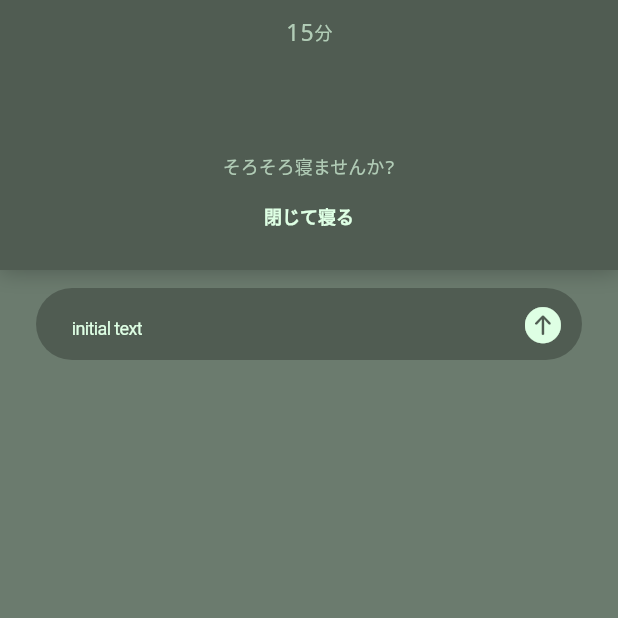
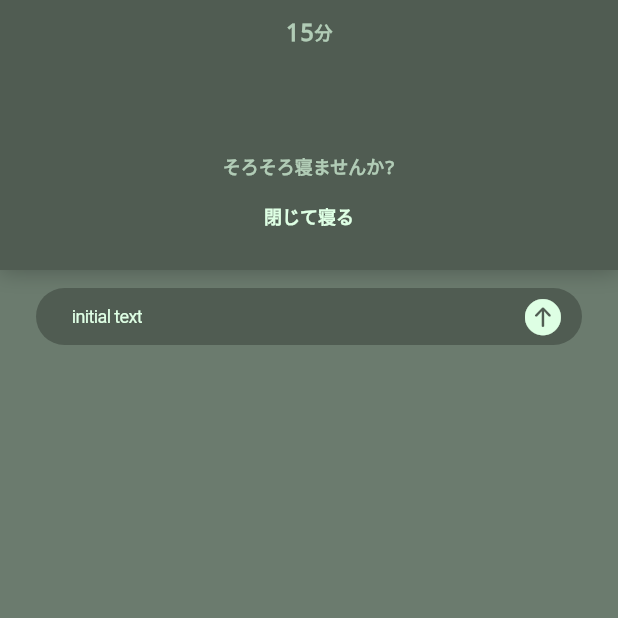
Before and after one commit to IWK623/flutter_nemuke, a Flutter app: the screen it shows after launch, after a tap on "メッセージを開く", on a phone screen of 412 x 824 dp, the top half of it. Run offline on Flutter 3.47's test engine with Material 2 defaults, Android fonts, the phone set to English and light mode, and no system bars; our stand-ins replace firebase_core; accounts and stored records are empty; generated files the repository leaves out were written again.

Commit message:
定数値の変更

```diff
--- a/negoto/lib/Define.dart
+++ b/negoto/lib/Define.dart
@@ -6,6 +6,7 @@ class AssetColor {
 
   static const Color textColorBtn = Color(0xffdeffe4);
   static const Color textColorLight = Color(0xffb1ccb6);
+  static const Color textColorDark = Color(0xff2C332E);
 }
 
 class AssetStyle {
@@ -18,8 +19,19 @@ class AssetStyle {
         decoration: TextDecoration.none);
   }
 
-  static late TextStyle textStyle1 = textStyle(AssetColor.textColorLight, 12);
-  static late TextStyle textStyle2 = textStyle(AssetColor.textColorLight, 16);
+  static late TextStyle textStyle1 = const TextStyle(
+      color: AssetColor.textColorLight,
+      fontSize: 12,
+      fontWeight: FontWeight.bold,
+      fontStyle: FontStyle.normal,
+      decoration: TextDecoration.none);
+
+  static late TextStyle textStyle2 = const TextStyle(
+      color: AssetColor.textColorLight,
+      fontSize: 16,
+      fontWeight: FontWeight.bold,
+      fontStyle: FontStyle.normal,
+      decoration: TextDecoration.none);
 
   static late TextStyle textStyleBtn1 = const TextStyle(
       color: AssetColor.textColorBtn,
@@ -32,7 +44,23 @@ class AssetStyle {
       color: AssetColor.textColorBtn,
       fontSize: 12,
       // fontWeight: FontWeight.bold,
-      height: 2,
+      // height: 2,
+      fontStyle: FontStyle.normal,
+      decoration: TextDecoration.none);
+
+  static late TextStyle textStyleMsg1 = const TextStyle(
+      color: AssetColor.textColorDark,
+      fontSize: 12,
+      fontWeight: FontWeight.bold,
+      // height: 2,
+      fontStyle: FontStyle.normal,
+      decoration: TextDecoration.none);
+
+  static late TextStyle textStyleMsg2 = const TextStyle(
+      color: AssetColor.textColorLight,
+      fontSize: 12,
+      fontWeight: FontWeight.bold,
+      // height: 2,
       fontStyle: FontStyle.normal,
       decoration: TextDecoration.none);
 }
```
